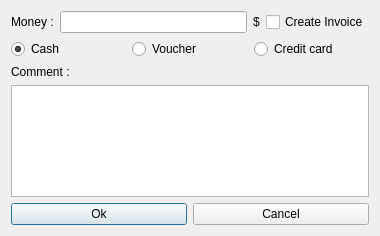
Above: client/dlgcassaaction.ui from tbikfalvi/Belenus before the change. Below: the same form after it.
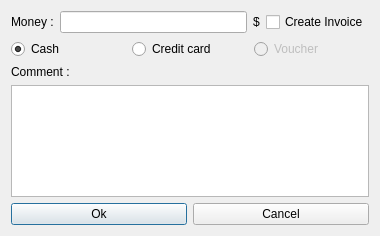
That is the form after the change.

The edit to the form file:
```diff
--- a/client/dlgcassaaction.ui
+++ b/client/dlgcassaaction.ui
@@ -61,13 +61,6 @@
        </property>
       </widget>
      </item>
-     <item>
-      <widget class="QRadioButton" name="rbVoucher">
-       <property name="text">
-        <string>Voucher</string>
-       </property>
-      </widget>
-     </item>
      <item>
       <widget class="QRadioButton" name="rbCreditcard">
        <property name="text">
@@ -75,6 +68,16 @@
        </property>
       </widget>
      </item>
+     <item>
+      <widget class="QRadioButton" name="rbVoucher">
+       <property name="enabled">
+        <bool>false</bool>
+       </property>
+       <property name="text">
+        <string>Voucher</string>
+       </property>
+      </widget>
+     </item>
     </layout>
    </item>
    <item>
```
Left out of the diff: 2 changed lines with no effect on the pictures.
